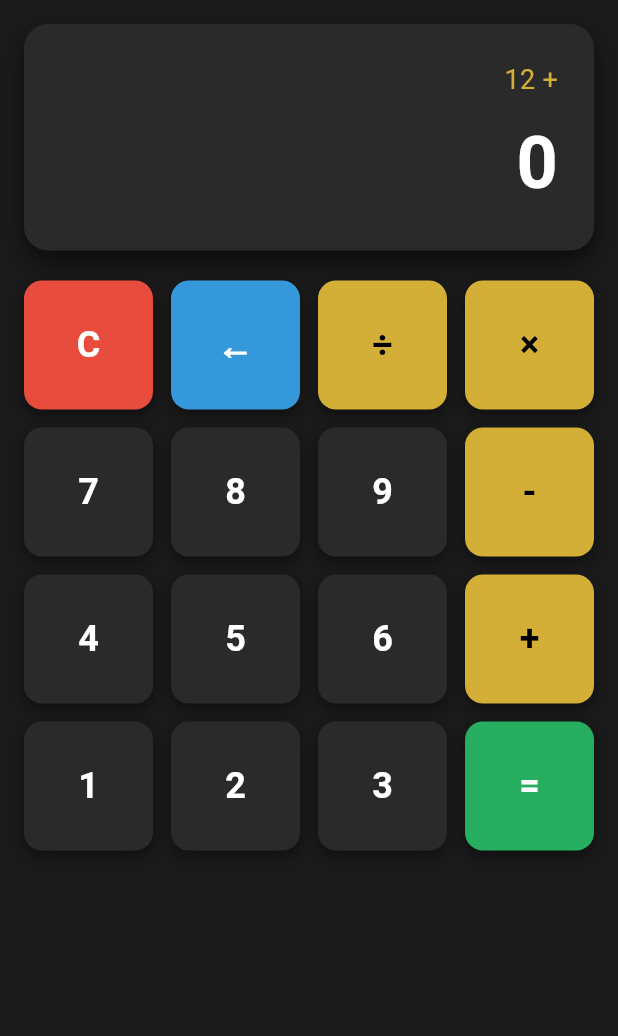
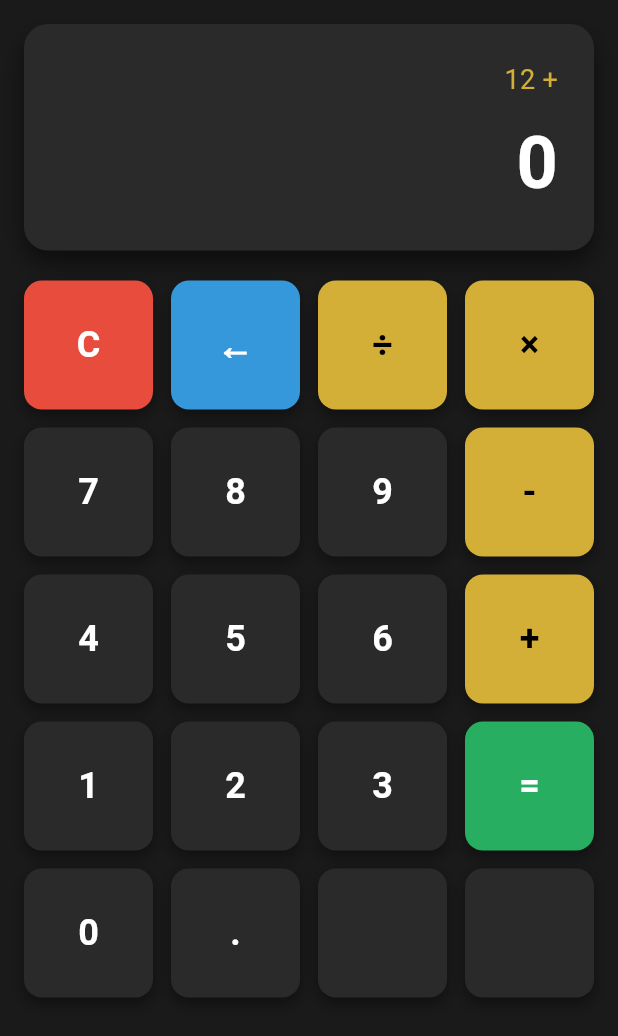
Before and after one commit to tatiana1104/calculadora, a Flutter app: the screen it shows after launch, on a phone screen of 412 x 824 dp. Shown: the top 1036 px of the screen. Run offline on Flutter 3.47's test engine with Material 3 defaults, Android fonts, the phone set to English and light mode, and no system bars.

Commit message:
Agregar fila 5: botón 0, punto decimal y espaciado final

```diff
--- a/lib/main.dart
+++ b/lib/main.dart
@@ -140,6 +140,12 @@ class CalculatorScreen extends StatelessWidget {
                     _buildButton(label: "3", color: const Color(0xFF2A2A2A), textColor: Colors.white),
                     _buildButton(label: "=", color: const Color(0xFF27AE60), textColor: Colors.white),
 
+                    // --- FILA 5 (COMMIT 15) ---
+                    _buildButton(label: "0", color: const Color(0xFF2A2A2A), textColor: Colors.white),
+                    _buildButton(label: ".", color: const Color(0xFF2A2A2A), textColor: Colors.white),
+                    _buildButton(label: "", color: const Color(0xFF2A2A2A), textColor: Colors.white), // Botón vacío
+                    _buildButton(label: "", color: const Color(0xFF2A2A2A), textColor: Colors.white), // Otro vacío opcional
+
                   ],
                 ),
               ),
```
